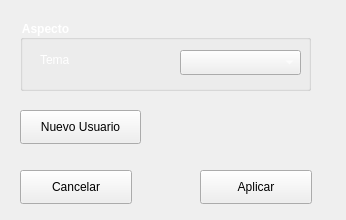
This is src/GUI/ConfigWindow.ui in jesusramondovale/IngenicaSTS as Qt 5 draws it before an edit. The edited form follows.
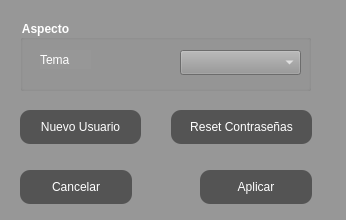
This is the edited form. Icons and pictures are not drawn.

```diff
--- a/src/GUI/ConfigWindow.ui
+++ b/src/GUI/ConfigWindow.ui
@@ -13,6 +13,59 @@
   <property name="windowTitle">
    <string>Ajustes</string>
   </property>
+  <property name="windowIcon">
+   <iconset>
+    <normaloff>../../dist/launcher/src/feather/mainLogo.ico</normaloff>../../dist/launcher/src/feather/mainLogo.ico</iconset>
+  </property>
+  <property name="styleSheet">
+   <string notr="true">* {
+	 background-color: rgb(151, 151, 151)
+}
+
+QLabel {
+	color: rgb(255, 255, 255);
+	
+	font: 75 10pt &quot;Yu Gothic UI&quot;;
+
+}
+
+QLineEdit {
+	border:  2px solid rgb(98, 98, 98);
+	border-radius: 15px;
+	color: rgb(255, 255, 255);
+	background-color: rgb(151, 151, 151)
+}
+QLineEdit:hover{
+	border: 2px solid rgb(48,50,62);
+}
+
+QLineEdit:focus {
+
+	border : 2px solid rgb(48,50,62)
+
+}
+
+
+QPushButton {
+
+	border-radius: 10px;
+	background-color: rgb(84, 84, 84);
+	color:rgb(255, 255, 255)
+
+}
+
+QPushButton:hover {
+	 background-color: rgb(0, 85,124);
+     color: rgb(255, 255, 255)
+}
+
+QPushButton:checked {
+                                    background-color: rgb(0, 85,124);
+                                    color: rgb(255, 255, 255)
+                                }
+
+</string>
+  </property>
   <widget class="QWidget" name="centralwidget">
    <widget class="QGroupBox" name="groupBox">
     <property name="geometry">
@@ -99,6 +152,19 @@
      <string>Nuevo Usuario</string>
     </property>
    </widget>
+   <widget class="QPushButton" name="buttonResetPass">
+    <property name="geometry">
+     <rect>
+      <x>171</x>
+      <y>110</y>
+      <width>141</width>
+      <height>34</height>
+     </rect>
+    </property>
+    <property name="text">
+     <string>Reset Contraseñas</string>
+    </property>
+   </widget>
   </widget>
  </widget>
  <resources/>
```
